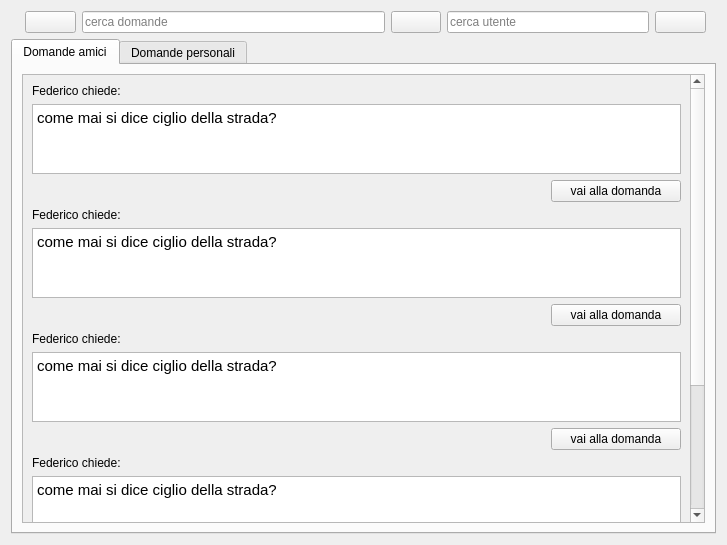
Qt form schermata_principale.ui (LorenzoMatt/ProgeettoP2) before a commit.
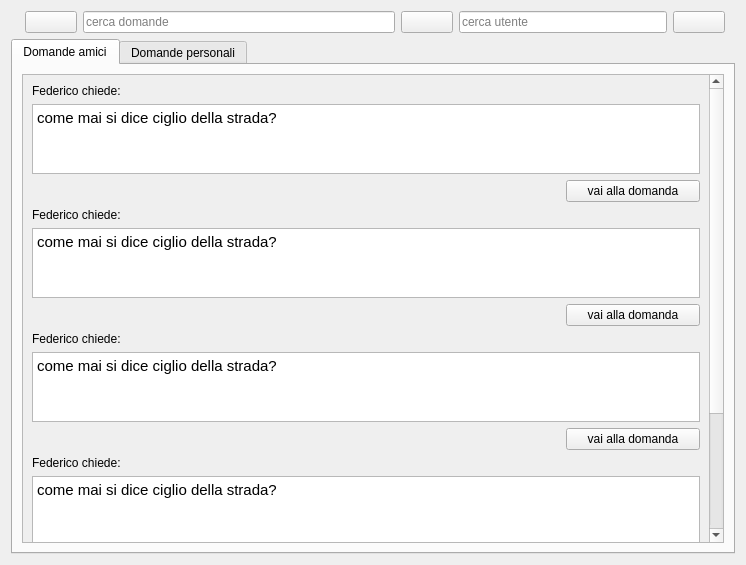
The same form after that commit. The open tabs and pages were chosen to show the change. Icons and pictures are not drawn.

Diff of the .ui file:
```diff
--- a/schermata_principale.ui
+++ b/schermata_principale.ui
@@ -9,8 +9,8 @@
    <rect>
     <x>0</x>
     <y>0</y>
-    <width>727</width>
-    <height>545</height>
+    <width>746</width>
+    <height>565</height>
    </rect>
   </property>
   <property name="sizePolicy">
@@ -120,7 +120,7 @@
              <rect>
               <x>0</x>
               <y>0</y>
-              <width>669</width>
+              <width>688</width>
               <height>672</height>
              </rect>
             </property>
```
Left out of the diff: 4 changed lines with no effect on the pictures.
